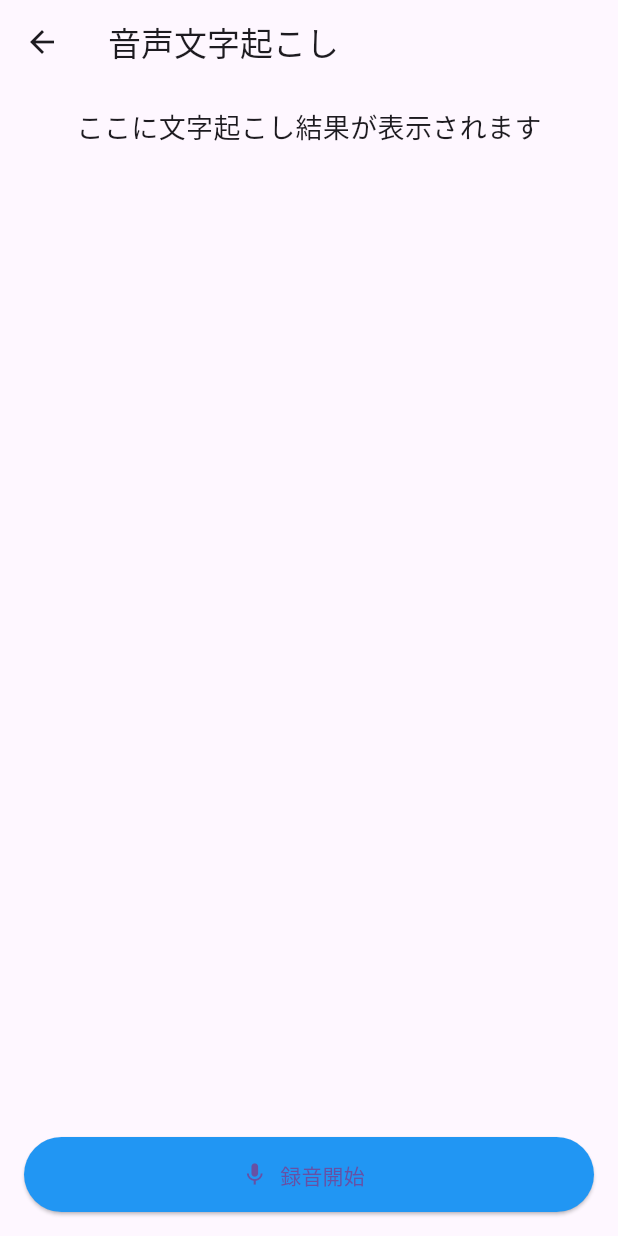
After one commit to ruki0008/translation_app, a Flutter app: the screen it shows after launch, after a tap on "Whisper Azure 翻訳", on a phone screen of 412 x 824 dp. The commit adds this screen. Run offline on Flutter 3.47's test engine with Material 3 defaults, Android fonts, the phone set to English and light mode, and no system bars; our stand-ins replace dio, speech_to_text; missing offline and left inert: record.

Commit message:
azure翻訳

```diff
--- a/lib/screens/home_screen.dart
+++ b/lib/screens/home_screen.dart
@@ -1,6 +1,7 @@
 import 'package:flutter/material.dart';
 import 'speech_translate_screen.dart';
 import 'whisper_stt_screen.dart';
+import 'whisper_stt_azure_screen.dart';
 
 class HomeScreen extends StatelessWidget {
   const HomeScreen({super.key});
@@ -38,6 +39,19 @@ class HomeScreen extends StatelessWidget {
                 );
               },
             ),
+            const SizedBox(height: 20),
+            ElevatedButton.icon(
+              icon: const Icon(Icons.cloud),
+              label: const Text('Whisper Azure 翻訳'),
+              onPressed: () {
+                Navigator.push(
+                  context,
+                  MaterialPageRoute(
+                    builder: (_) => const WhisperAzureTranslatePage(),
+                  ),
+                );
+              },
+            ),
           ],
         ),
       ),
--- /dev/null
+++ b/lib/screens/whisper_stt_azure_screen.dart
@@ -0,0 +1,129 @@
+import 'dart:io';
+import 'package:flutter/material.dart';
+import 'package:record/record.dart';
+import 'package:path_provider/path_provider.dart';
+import 'api_azure_service.dart';
+
+class WhisperAzureTranslatePage extends StatefulWidget {
+  const WhisperAzureTranslatePage({super.key});
+
+  @override
+  State<WhisperAzureTranslatePage> createState() => _WhisperAzureTranslatePage();
+}
+
+class _WhisperAzureTranslatePage extends State<WhisperAzureTranslatePage> {
+  final AudioRecorder _recorder = AudioRecorder();
+  final AzureApiService _azureApiService = AzureApiService();
+
+  bool _isRecording = false;
+  String? _audioPath;
+  String _resultText = "ここに文字起こし結果が表示されます";
+
+  /// 録音開始
+  Future<void> _startRecording() async {
+    if (await _recorder.hasPermission()) {
+      final dir = await getTemporaryDirectory();
+      _audioPath = "${dir.path}/record.m4a";
+
+      await _recorder.start(
+        const RecordConfig(
+          encoder: AudioEncoder.aacLc,
+        ),
+        path: _audioPath!,
+      );
+
+      setState(() {
+        _isRecording = true;
+      });
+    }
+  }
+
+  /// 録音停止 → 文字起こし
+  Future<void> _stopRecording() async {
+    await _recorder.stop();
+
+    setState(() {
+      _isRecording = false;
+      _resultText = "文字起こし中...";
+    });
+
+    if (_audioPath != null && File(_audioPath!).existsSync()) {
+      final result = await _azureApiService.transcribeAndTranslate(
+        _audioPath!,
+      );
+
+      if (result != null) {
+        setState(() {
+          _resultText = "文字起こし: ${result['text']}\n翻訳結果: ${result['translation']}";
+        });
+      } else {
+        setState(() {
+          _resultText = "文字起こし/翻訳に失敗しました";
+        });
+      }
+    }
+  }
+  // Future<void> _stopRecording() async {
+  //   await _recorder.stop();
+
+  //   setState(() {
+  //     _isRecording = false;
+  //     _resultText = "文字起こし中...";
+  //   });
+
+  //   if (_audioPath != null && File(_audioPath!).existsSync()) {
+  //     final text =
+  //         await _apiService.uploadAndTranscribe(_audioPath!);
+
+  //     setState(() {
+  //       _resultText = text ?? "文字起こしに失敗しました";
+  //     });
+  //   }
+  // }
+
+  @override
+  void dispose() {
+    _recorder.dispose();
+    super.dispose();
+  }
+
+  @override
+  Widget build(BuildContext context) {
+    return Scaffold(
+      appBar: AppBar(
+        title: const Text("音声文字起こし"),
+      ),
+      body: Padding(
+        padding: const EdgeInsets.all(16),
+        child: Column(
+          children: [
+            /// 結果表示
+            Expanded(
+              child: SingleChildScrollView(
+                child: Text(
+                  _resultText,
+                  style: const TextStyle(fontSize: 18),
+                ),
+              ),
+            ),
+
+            const SizedBox(height: 20),
+
+            /// 開始・停止ボタン
+            ElevatedButton.icon(
+              icon: Icon(_isRecording ? Icons.stop : Icons.mic),
+              label: Text(_isRecording ? "停止" : "録音開始"),
+              style: ElevatedButton.styleFrom(
+                backgroundColor:
+                    _isRecording ? Colors.red : Colors.blue,
+                minimumSize: const Size(double.infinity, 50),
+              ),
+              onPressed:
+                  _isRecording ? _stopRecording : _startRecording,
+            ),
+          ],
+        ),
+      ),
+    );
+  }
+}
```
Also changed, not shown: lib/screens/api_azure_service.dart (added, +36 -0 lines).
